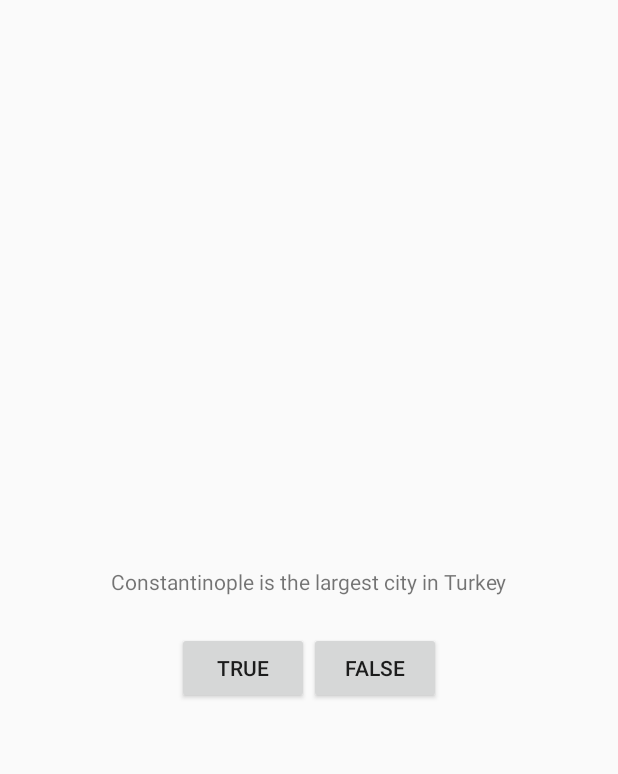
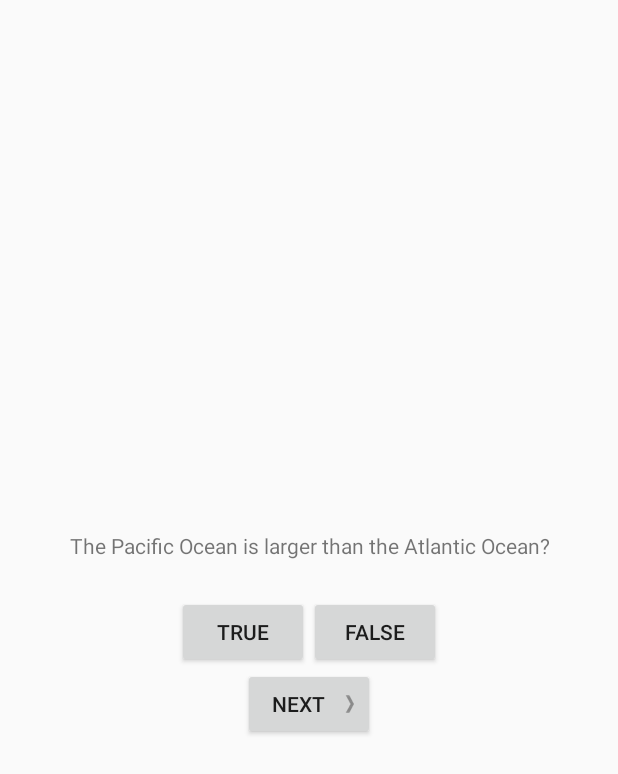
Before and after one commit to bicebss/GeoQuiz, an Android app: the screen it shows after launch (QuizActivity), after a tap on "TRUE", on a phone screen of 412 x 824 dp. Shown: the top 774 px of the screen. Run offline under Robolectric (Android 15) with nearby library versions, the phone set to English and light mode, and no system bars.

Commit message:
Chapter 2

```diff
--- /dev/null
+++ b/app/src/main/java/com/bignerdranch/android/geoquiz/Question.java
@@ -0,0 +1,31 @@
+package com.bignerdranch.android.geoquiz;
+
+/**
+ * Created by Alexey on 02.07.2017.
+ */
+
+public class Question {
+    private int mTextResId;
+    private boolean mAnswerTrue;
+
+    public Question(int textResId, boolean answerTrue) {
+        mTextResId = textResId;
+        mAnswerTrue = answerTrue;
+    }
+
+    public int getTextResId() {
+        return mTextResId;
+    }
+
+    public void setTextResId(int textResId) {
+        mTextResId = textResId;
+    }
+
+    public boolean isAnswerTrue() {
+        return mAnswerTrue;
+    }
+
+    public void setAnswerTrue(boolean answerTrue) {
+        mAnswerTrue = answerTrue;
+    }
+}
--- a/app/src/main/java/com/bignerdranch/android/geoquiz/QuizActivity.java
+++ b/app/src/main/java/com/bignerdranch/android/geoquiz/QuizActivity.java
@@ -9,35 +9,59 @@ import android.view.View;
 import android.view.Menu;
 import android.view.MenuItem;
 import android.widget.Button;
+import android.widget.TextView;
 import android.widget.Toast;
 
 public class QuizActivity extends AppCompatActivity {
 
     private Button mTrueButton;
     private Button mFalseButton;
+    private Button mNextButton;
+    private TextView mQuestionTextView;
+
+    private Question[] mQuestionBank = new Question[] {
+        new Question(R.string.question_oceans, true),
+        new Question(R.string.question_mideast, false),
+        new Question(R.string.question_africa, false),
+        new Question(R.string.question_americas, true),
+        new Question(R.string.question_asia, true)
+    };
+
+    private int mCurrentIndex = 0;
 
     @Override
     protected void onCreate(Bundle savedInstanceState) {
         super.onCreate(savedInstanceState);
         setContentView(R.layout.activity_quiz);
 
+        mQuestionTextView = (TextView) findViewById(R.id.question_text_view);
         mTrueButton = (Button) findViewById(R.id.true_button);
         mFalseButton = (Button) findViewById(R.id.false_button);
 
         mTrueButton.setOnClickListener(new View.OnClickListener() {
             @Override
             public void onClick(View v) {
-                Toast.makeText(QuizActivity.this, R.string.incorrect_toast, Toast.LENGTH_SHORT).show();
+                checkAnswer(true);
             }
         });
 
         mFalseButton.setOnClickListener(new View.OnClickListener() {
             @Override
             public void onClick(View v) {
-                Toast.makeText(QuizActivity.this, R.string.correct_toast, Toast.LENGTH_SHORT).show();
+                checkAnswer(false);
             }
         });
 
+        mNextButton = (Button) findViewById(R.id.next_button);
+        mNextButton.setOnClickListener(new View.OnClickListener() {
+            @Override
+            public void onClick(View v) {
+                mCurrentIndex = (mCurrentIndex + 1) % mQuestionBank.length;
+                updateQuestion();
+            }
+        });
+
+        updateQuestion();
     }
 
     @Override
@@ -61,4 +85,23 @@ public class QuizActivity extends AppCompatActivity {
 
         return super.onOptionsItemSelected(item);
     }
+
+    private void updateQuestion() {
+        int question = mQuestionBank[mCurrentIndex].getTextResId();
+        mQuestionTextView.setText(question);
+    }
+
+    private void checkAnswer(boolean userPressedTrue) {
+        boolean answerIsTrue = mQuestionBank[mCurrentIndex].isAnswerTrue();
+
+        int messageResId = 0;
+
+        if (userPressedTrue == answerIsTrue) {
+            messageResId = R.string.correct_toast;
+        } else {
+            messageResId = R.string.incorrect_toast;
+        }
+
+        Toast.makeText(this, messageResId, Toast.LENGTH_SHORT).show();
+    }
 }
--- a/app/src/main/res/layout/activity_quiz.xml
+++ b/app/src/main/res/layout/activity_quiz.xml
@@ -6,10 +6,11 @@
     android:orientation="vertical">
 
     <TextView
+        android:id="@+id/question_text_view"
         android:layout_width="wrap_content"
         android:layout_height="wrap_content"
-        android:padding="24dp"
-        android:text="@string/question_text" />
+        android:gravity="center"
+        android:padding="24dp"/>
 
     <LinearLayout
         android:layout_width="wrap_content"
@@ -20,12 +21,20 @@
             android:id="@+id/true_button"
             android:layout_width="wrap_content"
             android:layout_height="wrap_content"
-            android:text="@string/true_button" />
+            android:text="@string/true_button"/>
 
         <Button
             android:id="@+id/false_button"
             android:layout_width="wrap_content"
             android:layout_height="wrap_content"
-            android:text="@string/false_button" />
+            android:text="@string/false_button"/>
     </LinearLayout>
+
+    <Button
+        android:id="@+id/next_button"
+        android:layout_width="wrap_content"
+        android:layout_height="wrap_content"
+        android:text="@string/next_button"
+        android:drawableRight="@drawable/arrow_right"
+        android:drawablePadding="4dp"/>
 </LinearLayout>
--- a/app/src/main/res/values/strings.xml
+++ b/app/src/main/res/values/strings.xml
@@ -1,9 +1,15 @@
 <resources>
     <string name="app_name">GeoQuiz</string>
-    <string name="question_text">Constantinople is the largest city in Turkey</string>
     <string name="true_button">True</string>
     <string name="false_button">False</string>
+    <string name="next_button">Next</string>
     <string name="correct_toast">Correct!</string>
     <string name="incorrect_toast">Incorrect!</string>
     <string name="action_settings">Settings</string>
+
+    <string name="question_oceans">The Pacific Ocean is larger than the Atlantic Ocean?</string>
+    <string name="question_mideast">The Suez Canal connects the Red Sea and the Indian Ocean?</string>
+    <string name="question_africa">The source of the Nile River is in Egypt?</string>
+    <string name="question_americas">The Amazon River is the longest river in the Americas?</string>
+    <string name="question_asia">Lake Baikal is the world\'s oldest and deepest freshwater lake?</string>
 </resources>
```
Also changed, not shown: app/src/main/res/drawable-hdpi/arrow_left.png (added), app/src/main/res/drawable-hdpi/arrow_right.png (added), app/src/main/res/drawable-mdpi/arrow_left.png (added), app/src/main/res/drawable-mdpi/arrow_right.png (added), app/src/main/res/drawable-xhdpi/arrow_left.png (added), app/src/main/res/drawable-xhdpi/arrow_right.png (added), app/src/main/res/drawable-xxhdpi/arrow_left.png (added), app/src/main/res/drawable-xxhdpi/arrow_right.png (added).
